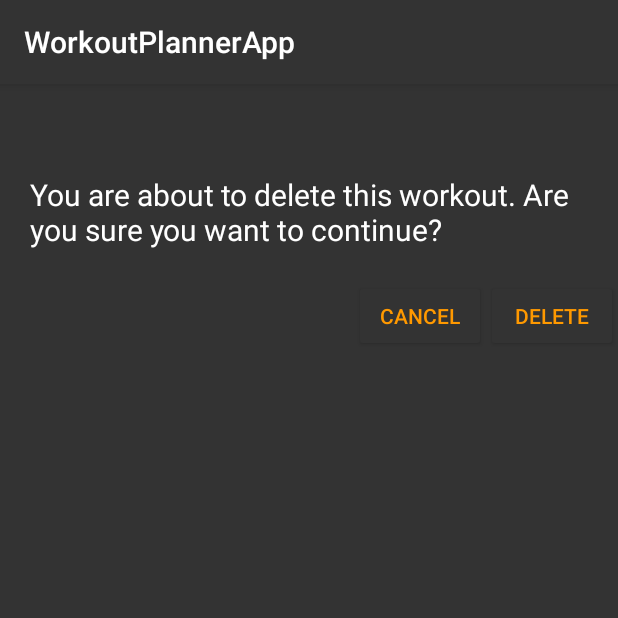
After one commit to aitchiss/workout_planner, an Android app: the fragment DeleteWarning shown on its own in the app's theme, on a phone screen of 412 x 824 dp, the top half of it. The commit adds this screen. Run offline under Robolectric (Android 15) with nearby library versions, the phone set to English and light mode, and no system bars; 1 statement that could not run was skipped.

Commit message:
confirm delete dialog works

```diff
--- a/WorkoutPlannerApp/app/src/main/AndroidManifest.xml
+++ b/WorkoutPlannerApp/app/src/main/AndroidManifest.xml
@@ -8,6 +8,7 @@
         android:label="@string/app_name"
         android:supportsRtl="true"
         android:theme="@style/AppTheme">
+
         <activity android:name=".MainActivity">
             <intent-filter>
                 <action android:name="android.intent.action.MAIN" />
--- /dev/null
+++ b/WorkoutPlannerApp/app/src/main/java/com/codeclan/workoutplannerapp/DeleteWarning.java
@@ -0,0 +1,23 @@
+package com.codeclan.workoutplannerapp;
+
+import android.app.DialogFragment;
+import android.os.Bundle;
+import android.view.ContextThemeWrapper;
+import android.view.LayoutInflater;
+import android.view.View;
+import android.view.ViewGroup;
+
+/**
+ * Created by user on 20/03/2017.
+ */
+
+public class DeleteWarning extends DialogFragment {
+
+    @Override
+    public View onCreateView(LayoutInflater inflater, ViewGroup container, Bundle savedInstanceState) {
+        View rootView = inflater.inflate(R.layout.delete_warning_dialog, container, false);
+        setStyle(DeleteWarning.STYLE_NO_TITLE, R.style.DialogWarning);
+        getDialog().setTitle("Delete Warning");
+        return rootView;
+    }
+}
--- a/WorkoutPlannerApp/app/src/main/java/com/codeclan/workoutplannerapp/ViewWorkoutActivity.java
+++ b/WorkoutPlannerApp/app/src/main/java/com/codeclan/workoutplannerapp/ViewWorkoutActivity.java
@@ -1,5 +1,6 @@
 package com.codeclan.workoutplannerapp;
 
+import android.app.FragmentManager;
 import android.content.Context;
 import android.content.Intent;
 import android.content.SharedPreferences;
@@ -82,6 +83,13 @@ public class ViewWorkoutActivity extends AppCompatActivity {
     }
 
     public void deleteWorkoutButtonClick(View button){
+
+        FragmentManager fm = getFragmentManager();
+        DeleteWarning dialogFragment = new DeleteWarning ();
+        dialogFragment.show(fm, "Sample Fragment");
+    }
+
+    public void confirmDeleteButtonClick(View button){
         workoutLog.deleteWorkoutTemplate(workout);
         appHistory.updateLog(sharedPref, workoutLog);
 
@@ -91,5 +99,11 @@ public class ViewWorkoutActivity extends AppCompatActivity {
         startActivity(intent);
     }
 
+    public void cancelDeleteButtonClick(View button){
+        Intent intent = new Intent (this, ViewWorkoutActivity.class);
+        intent.putExtra("workout", workout.getName());
+        startActivity(intent);
+    }
+
 
 }
--- /dev/null
+++ b/WorkoutPlannerApp/app/src/main/res/layout/delete_warning_dialog.xml
@@ -0,0 +1,53 @@
+<?xml version="1.0" encoding="utf-8"?>
+<LinearLayout xmlns:android="http://schemas.android.com/apk/res/android"
+    android:layout_width="match_parent"
+    android:layout_height="match_parent"
+    android:background="@color/colorPrimary"
+    android:orientation="vertical">
+
+
+    <TextView
+        android:layout_width="wrap_content"
+        android:layout_height="wrap_content"
+        android:layout_marginTop="40dp"
+        android:padding="20dp"
+        android:textSize="20dp"
+        android:text="You are about to delete this workout. Are you sure you want to continue?"
+        />
+
+    <RelativeLayout
+        android:layout_width="wrap_content"
+        android:layout_height="wrap_content">
+
+        <LinearLayout
+            android:layout_width="wrap_content"
+            android:layout_height="wrap_content"
+            android:layout_alignParentRight="true">
+
+            <Button
+                android:id="@+id/confirm_no_delete"
+                android:layout_width="wrap_content"
+                android:layout_height="wrap_content"
+                android:text="cancel"
+                android:onClick="cancelDeleteButtonClick"
+                android:backgroundTint="@color/colorPrimary"
+                android:textColor="@color/colorAccent"/>
+
+            <Button
+                android:id="@+id/delete_confirm_button"
+                android:layout_width="wrap_content"
+                android:layout_height="wrap_content"
+                android:text="delete"
+                android:onClick="confirmDeleteButtonClick"
+                android:backgroundTint="@color/colorPrimary"
+                android:textColor="@color/colorAccent"
+                android:layout_marginBottom="30dp"/>
+        </LinearLayout>
+
+
+
+    </RelativeLayout>
+
+
+
+</LinearLayout>
--- /dev/null
+++ b/WorkoutPlannerApp/app/src/main/res/values-v21/styles.xml
@@ -0,0 +1,8 @@
+<?xml version="1.0" encoding="utf-8"?>
+<resources>
+
+    <style name="DialogWarning" parent="android:Theme.DeviceDefault.Dialog">
+        <item name="android:colorAccent">@color/colorAccent</item>
+        <item name="android:colorForeground">@color/colorPrimary</item>
+    </style>
+</resources>
--- a/WorkoutPlannerApp/app/src/main/res/values/colors.xml
+++ b/WorkoutPlannerApp/app/src/main/res/values/colors.xml
@@ -2,7 +2,7 @@
 <resources>
     <color name="colorPrimary">#333333</color>
     <color name="colorPrimaryDark">#000000</color>
-    <color name="colorAccent">#FF9900</color>
+    <color name="colorAccent">#ff9900</color>
     <color name="colorBackground">#666666</color>
     <color name="colorPrimaryFont">#FFFFFF</color>
 </resources>
--- a/WorkoutPlannerApp/app/src/main/res/values/styles.xml
+++ b/WorkoutPlannerApp/app/src/main/res/values/styles.xml
@@ -10,4 +10,8 @@
         <item name="android:textColor">@color/colorPrimaryFont</item>
     </style>
 
+    <style name="DialogWarning" parent="android:Theme.DeviceDefault.Dialog" >
+        <item name="android:colorForeground">@color/colorPrimary</item>
+    </style>
+
 </resources>
```
